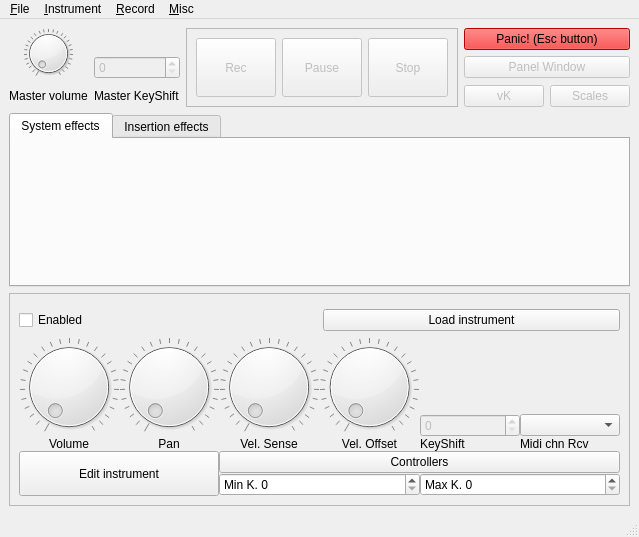
Old version of the form src/NewUI/MasterUI.ui in the repository saidinesh5/ZynAddSubFX.
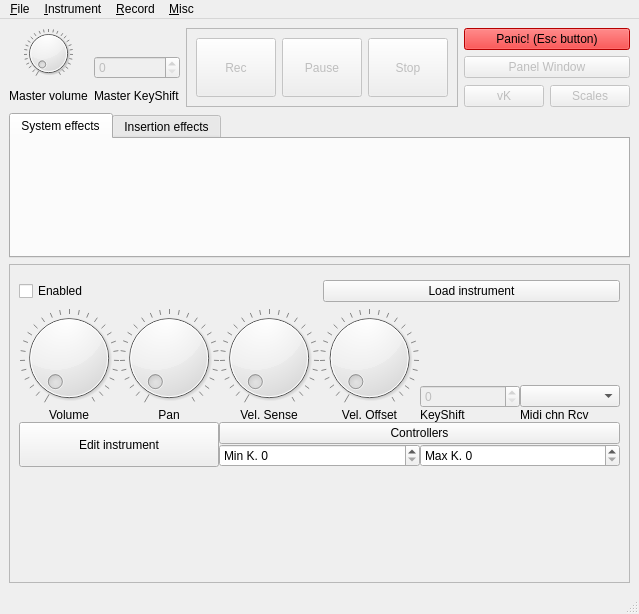
New version of the form. Custom widgets are drawn as their Qt base class.

Commit message: Added a very basic Virtual keyboard to the master window.

```diff
--- a/src/NewUI/MasterUI.ui
+++ b/src/NewUI/MasterUI.ui
@@ -6,8 +6,8 @@
    <rect>
     <x>0</x>
     <y>0</y>
-    <width>609</width>
-    <height>537</height>
+    <width>620</width>
+    <height>614</height>
    </rect>
   </property>
   <property name="windowTitle">
@@ -887,6 +887,16 @@
          </layout>
         </widget>
        </item>
+       <item>
+        <widget class="Keyboard" name="keyboard" native="true">
+         <property name="minimumSize">
+          <size>
+           <width>0</width>
+           <height>100</height>
+          </size>
+         </property>
+        </widget>
+       </item>
       </layout>
      </widget>
     </item>
@@ -964,6 +974,12 @@
    <extends>QPushButton</extends>
    <header>Button.h</header>
   </customwidget>
+  <customwidget>
+   <class>Keyboard</class>
+   <extends>QWidget</extends>
+   <header>Keyboard.h</header>
+   <container>1</container>
+  </customwidget>
  </customwidgets>
  <resources>
   <include location="main.qrc"/>
```
Left out of the diff: 2 changed lines with no effect on the pictures. The commit also changes 3 other files.
